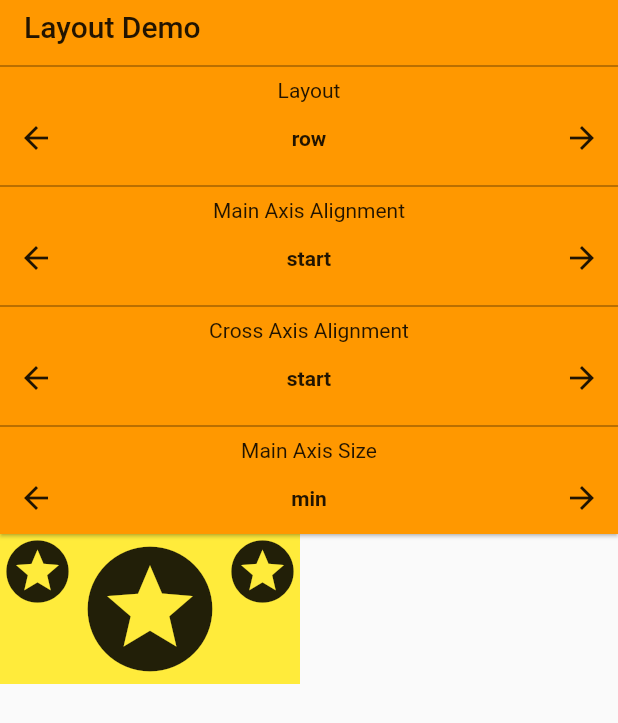
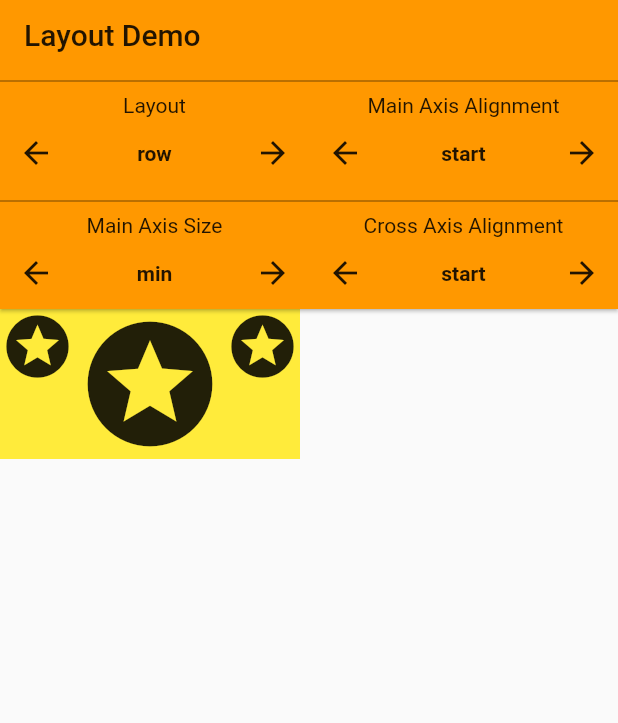
Before and after one commit to bizz84/layout-demo-flutter, a Flutter app: the screen it shows after launch, on a phone screen of 412 x 824 dp. Shown: the top 723 px of the screen. Run offline on Flutter 3.47's test engine with Material 2 defaults, Android fonts, the phone set to English and light mode, and no system bars.

Commit message:
Options page layout in two rows

```diff
--- a/lib/layout_demo_page.dart
+++ b/lib/layout_demo_page.dart
@@ -103,7 +103,7 @@ class _LayoutDemoPageState extends State<LayoutDemoPage> {
         title: Text(widget.title),
         elevation: 1.0,
         bottom: PreferredSize(
-          preferredSize: Size(375.0, 300.0),
+          preferredSize: Size(375.0, 150.0),
           child: buildOptionsPage(),
         )
       ),
@@ -136,7 +136,12 @@ class OptionsPage extends StatelessWidget {
 
   @override
   Widget build(BuildContext context) {
-    return Column(
+    // todo
+    return Row(
+      mainAxisAlignment: MainAxisAlignment.spaceAround,
+      mainAxisSize: MainAxisSize.max,
+      children: [
+        Expanded(flex: 1, child: Column(
           children: <Widget>[
             OptionListItem(
               title: 'Layout',
@@ -144,8 +149,15 @@ class OptionsPage extends StatelessWidget {
               onChange: onUpdateLayout,
             ),
             OptionListItem(
+              title: 'Main Axis Size',
+              values: ['min', 'max'],
+              onChange: onUpdateMainAxisSize,
+            ),
+          ])),
+        Expanded(flex: 1, child: Column(children: [
+          OptionListItem(
             title: 'Main Axis Alignment',
-            values: ['start', 'end', 'center', 'spaceBetween', 'spaceAround', 'spaceEvenly'],
+            values: ['start', 'end', 'center', 'space\nbetween', 'space\naround', 'space\nevenly'],
             onChange: onUpdateMainAxisAlignment,
           ),
           OptionListItem(
@@ -153,11 +165,7 @@ class OptionsPage extends StatelessWidget {
             values: ['start', 'end', 'center', 'stretch', /*'baseline'*/],
             onChange: onUpdateCrossAxisAlignment,
           ),
-          OptionListItem(
-            title: 'Main Axis Size',
-            values: ['min', 'max'],
-            onChange: onUpdateMainAxisSize,
-          ),
+        ])),
       ]);
   }
 }
@@ -205,7 +213,12 @@ class OptionListItemState extends State<OptionListItem> {
                 icon: Icon(Icons.arrow_back),
                 onPressed: previous,
               ),
-              Text(widget.values[valueIndex], style: TextStyle(fontWeight: FontWeight.w700)),
+              Text(
+                  widget.values[valueIndex],
+                  maxLines: 2,
+                  textAlign: TextAlign.center,
+                  style: TextStyle(fontWeight: FontWeight.w700),
+              ),
               IconButton(
                 icon: Icon(Icons.arrow_forward),
                 onPressed: next,
```
Lines whose indentation alone changed are shown as unchanged.
